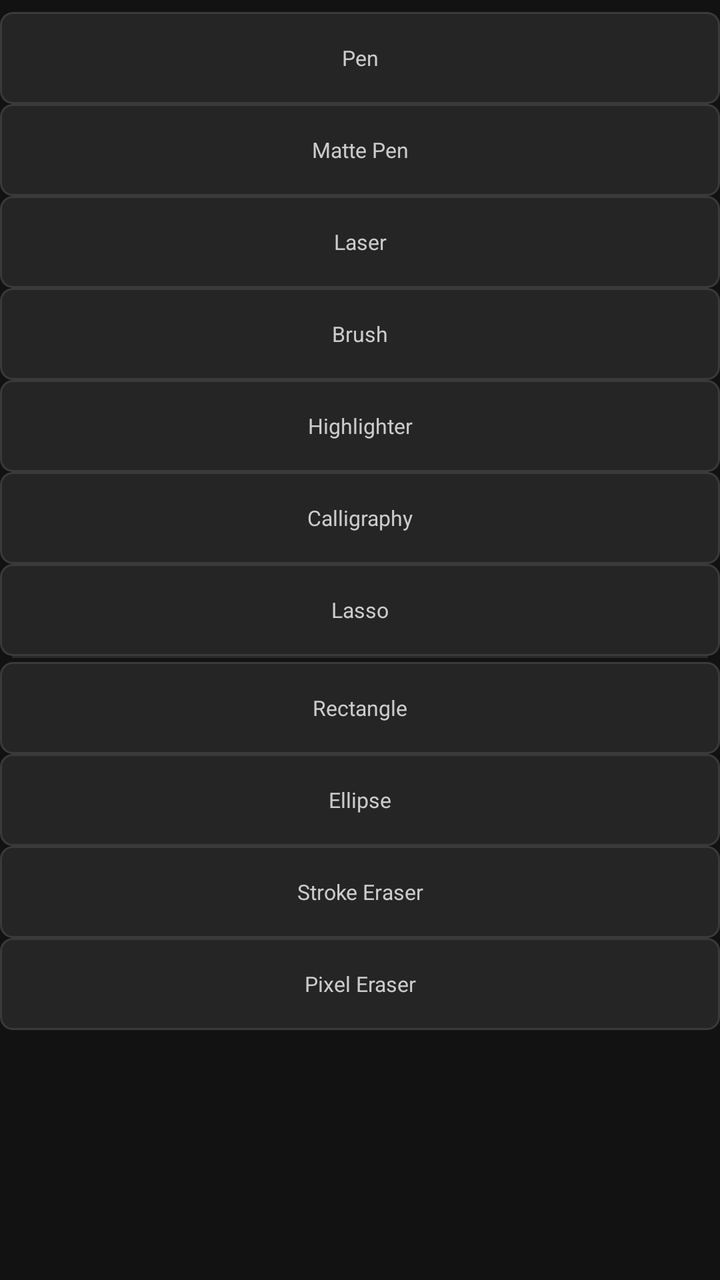
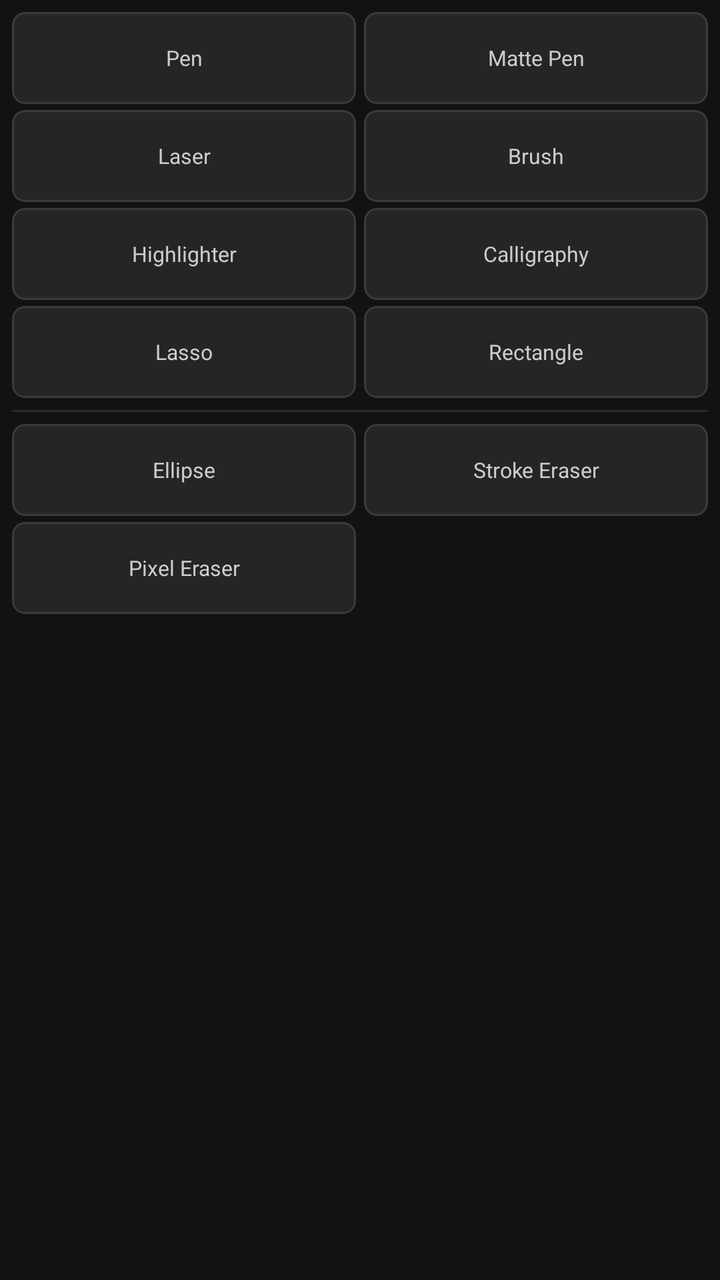

Two renders of the same Android screen: before a commit and after it. Below are the layout's source before the change and the commit's diff.
<!-- AndroidManifest.xml: application theme Theme.DrawAnywhere -->
<!-- res/layout/panel_tools_page1.xml -->
<?xml version="1.0" encoding="utf-8"?>
<ScrollView
    xmlns:android="http://schemas.android.com/apk/res/android"
    android:layout_width="match_parent"
    android:layout_height="match_parent"
    android:scrollbars="none"
    android:overScrollMode="never">

    <LinearLayout
        android:layout_width="match_parent"
        android:layout_height="wrap_content"
        android:orientation="vertical"
        android:paddingTop="6dp"
        android:paddingBottom="6dp">

        <TextView android:id="@+id/tool_pen" style="@style/Widget.DrawAnywhere.ToolRow" android:text="@string/tool_pen"/>
        <TextView android:id="@+id/tool_matte_pen" style="@style/Widget.DrawAnywhere.ToolRow" android:text="@string/tool_matte_pen"/>
        <TextView android:id="@+id/tool_laser" style="@style/Widget.DrawAnywhere.ToolRow" android:text="@string/tool_laser"/>
        <TextView android:id="@+id/tool_brush" style="@style/Widget.DrawAnywhere.ToolRow" android:text="@string/tool_brush"/>
        <TextView android:id="@+id/tool_highlighter" style="@style/Widget.DrawAnywhere.ToolRow" android:text="@string/tool_highlighter"/>
        <TextView android:id="@+id/tool_calligraphy" style="@style/Widget.DrawAnywhere.ToolRow" android:text="@string/tool_calligraphy"/>
        <TextView android:id="@+id/tool_lasso" style="@style/Widget.DrawAnywhere.ToolRow" android:text="@string/tool_lasso"/>

        <View
            android:layout_width="match_parent"
            android:layout_height="1dp"
            android:background="@color/panel_section_divider"
            android:layout_marginStart="6dp"
            android:layout_marginEnd="6dp"
            android:layout_marginBottom="2dp" />

        <TextView android:id="@+id/tool_rectangle" style="@style/Widget.DrawAnywhere.ToolRow" android:text="@string/tool_rectangle"/>
        <TextView android:id="@+id/tool_ellipse" style="@style/Widget.DrawAnywhere.ToolRow" android:text="@string/tool_ellipse"/>
        <TextView android:id="@+id/tool_stroke_eraser" style="@style/Widget.DrawAnywhere.ToolRow" android:text="@string/tool_stroke_eraser"/>
        <TextView android:id="@+id/tool_pixel_eraser" style="@style/Widget.DrawAnywhere.ToolRow" android:text="@string/tool_pixel_eraser"/>

    </LinearLayout>
</ScrollView>
<!-- resources referenced by this layout -->
<resources>
  <color name="panel_section_divider">#FF2A2A2A</color>
  <string name="tool_brush">Brush</string>
  <string name="tool_calligraphy">Calligraphy</string>
  <string name="tool_ellipse">Ellipse</string>
  <string name="tool_highlighter">Highlighter</string>
  <string name="tool_laser">Laser</string>
  <string name="tool_lasso">Lasso</string>
  <string name="tool_matte_pen">Matte Pen</string>
  <string name="tool_pen">Pen</string>
  <string name="tool_pixel_eraser">Pixel Eraser</string>
  <string name="tool_rectangle">Rectangle</string>
  <string name="tool_stroke_eraser">Stroke Eraser</string>
  <style name="Widget.DrawAnywhere.ToolRow" parent="Widget.DrawAnywhere">
          <item name="android:layout_width">match_parent</item>
          <item name="android:layout_height">46dp</item>
          <item name="android:gravity">center</item>
          <item name="android:textSize">10.5sp</item>
          <item name="android:textColor">@color/tool_item_text_default</item>
          <item name="android:background">@drawable/bg_tool_item_default</item>
          <item name="android:fontFamily">sans-serif</item>
      </style>
  <style name="Theme.DrawAnywhere" parent="Theme.MaterialComponents.DayNight.NoActionBar">
          <item name="colorPrimary">@color/colorPrimary</item>
          <item name="colorPrimaryVariant">@color/colorPrimaryVariant</item>
          <item name="colorOnPrimary">@color/colorOnPrimary</item>
          <item name="colorSecondary">@color/colorSecondary</item>
          <item name="colorOnSecondary">@color/colorOnSecondary</item>
          <item name="colorError">@color/colorError</item>
          <item name="colorOnError">@color/colorOnError</item>
          <item name="colorSurface">@color/colorSurface</item>
          <item name="colorOnSurface">@color/colorOnSurface</item>
          <item name="android:colorBackground">@color/colorBackground</item>
          <item name="android:windowBackground">@color/colorBackground</item>
          <item name="android:statusBarColor">@android:color/transparent</item>
          <item name="android:navigationBarColor">@android:color/transparent</item>
          <item name="android:windowDrawsSystemBarBackgrounds">true</item>
      </style>
  <style name="Widget.DrawAnywhere" parent="android:Widget" />
  <color name="tool_item_text_default">#FFCCCCCC</color>
  <!-- drawable bg_tool_item_default (drawable) -->
  <?xml version="1.0" encoding="utf-8"?>
  <shape xmlns:android="http://schemas.android.com/apk/res/android"
      android:shape="rectangle">
  
      <solid android:color="@color/tool_item_default_bg" />
  
      <corners android:radius="6dp" />
  
      <stroke
          android:width="1dp"
          android:color="@color/tool_item_default_border" />
  
  </shape>
  <color name="colorPrimary">#FFB73A3A</color>
  <color name="colorPrimaryVariant">#FF8B0000</color>
  <color name="colorOnPrimary">#FFFFFFFF</color>
  <color name="colorSecondary">#FF444444</color>
  <color name="colorOnSecondary">#FFFFFFFF</color>
  <color name="colorError">#FFCF6679</color>
  <color name="colorOnError">#FF000000</color>
  <color name="colorSurface">#FF1C1C1C</color>
  <color name="colorOnSurface">#FFFFFFFF</color>
  <color name="colorBackground">#FF121212</color>
  <color name="tool_item_default_bg">#FF252525</color>
  <color name="tool_item_default_border">#FF3A3A3A</color>
</resources>

<!-- the commit's change to res/layout/panel_tools_page1.xml (unified diff, before → after) -->
@@ -11,28 +11,45 @@
         android:layout_height="wrap_content"
         android:orientation="vertical"
         android:paddingTop="6dp"
-        android:paddingBottom="6dp">
+        android:paddingBottom="6dp"
+        android:paddingStart="6dp"
+        android:paddingEnd="6dp">
 
-        <TextView android:id="@+id/tool_pen" style="@style/Widget.DrawAnywhere.ToolRow" android:text="@string/tool_pen"/>
-        <TextView android:id="@+id/tool_matte_pen" style="@style/Widget.DrawAnywhere.ToolRow" android:text="@string/tool_matte_pen"/>
-        <TextView android:id="@+id/tool_laser" style="@style/Widget.DrawAnywhere.ToolRow" android:text="@string/tool_laser"/>
-        <TextView android:id="@+id/tool_brush" style="@style/Widget.DrawAnywhere.ToolRow" android:text="@string/tool_brush"/>
-        <TextView android:id="@+id/tool_highlighter" style="@style/Widget.DrawAnywhere.ToolRow" android:text="@string/tool_highlighter"/>
-        <TextView android:id="@+id/tool_calligraphy" style="@style/Widget.DrawAnywhere.ToolRow" android:text="@string/tool_calligraphy"/>
-        <TextView android:id="@+id/tool_lasso" style="@style/Widget.DrawAnywhere.ToolRow" android:text="@string/tool_lasso"/>
+        <LinearLayout android:layout_width="match_parent" android:layout_height="wrap_content" android:orientation="horizontal" android:layout_marginBottom="3dp">
+            <TextView android:id="@+id/tool_pen" style="@style/Widget.DrawAnywhere.ToolRow" android:layout_width="0dp" android:layout_weight="1" android:layout_marginEnd="2dp" android:text="@string/tool_pen"/>
+            <TextView android:id="@+id/tool_matte_pen" style="@style/Widget.DrawAnywhere.ToolRow" android:layout_width="0dp" android:layout_weight="1" android:layout_marginStart="2dp" android:text="@string/tool_matte_pen"/>
+        </LinearLayout>
+
+        <LinearLayout android:layout_width="match_parent" android:layout_height="wrap_content" android:orientation="horizontal" android:layout_marginBottom="3dp">
+            <TextView android:id="@+id/tool_laser" style="@style/Widget.DrawAnywhere.ToolRow" android:layout_width="0dp" android:layout_weight="1" android:layout_marginEnd="2dp" android:text="@string/tool_laser"/>
+            <TextView android:id="@+id/tool_brush" style="@style/Widget.DrawAnywhere.ToolRow" android:layout_width="0dp" android:layout_weight="1" android:layout_marginStart="2dp" android:text="@string/tool_brush"/>
+        </LinearLayout>
+
+        <LinearLayout android:layout_width="match_parent" android:layout_height="wrap_content" android:orientation="horizontal" android:layout_marginBottom="3dp">
+            <TextView android:id="@+id/tool_highlighter" style="@style/Widget.DrawAnywhere.ToolRow" android:layout_width="0dp" android:layout_weight="1" android:layout_marginEnd="2dp" android:text="@string/tool_highlighter"/>
+            <TextView android:id="@+id/tool_calligraphy" style="@style/Widget.DrawAnywhere.ToolRow" android:layout_width="0dp" android:layout_weight="1" android:layout_marginStart="2dp" android:text="@string/tool_calligraphy"/>
+        </LinearLayout>
+
+        <LinearLayout android:layout_width="match_parent" android:layout_height="wrap_content" android:orientation="horizontal" android:layout_marginBottom="6dp">
+            <TextView android:id="@+id/tool_lasso" style="@style/Widget.DrawAnywhere.ToolRow" android:layout_width="0dp" android:layout_weight="1" android:layout_marginEnd="2dp" android:text="@string/tool_lasso"/>
+            <TextView android:id="@+id/tool_rectangle" style="@style/Widget.DrawAnywhere.ToolRow" android:layout_width="0dp" android:layout_weight="1" android:layout_marginStart="2dp" android:text="@string/tool_rectangle"/>
+        </LinearLayout>
 
         <View
             android:layout_width="match_parent"
             android:layout_height="1dp"
             android:background="@color/panel_section_divider"
-            android:layout_marginStart="6dp"
-            android:layout_marginEnd="6dp"
-            android:layout_marginBottom="2dp" />
+            android:layout_marginBottom="6dp" />
 
-        <TextView android:id="@+id/tool_rectangle" style="@style/Widget.DrawAnywhere.ToolRow" android:text="@string/tool_rectangle"/>
-        <TextView android:id="@+id/tool_ellipse" style="@style/Widget.DrawAnywhere.ToolRow" android:text="@string/tool_ellipse"/>
-        <TextView android:id="@+id/tool_stroke_eraser" style="@style/Widget.DrawAnywhere.ToolRow" android:text="@string/tool_stroke_eraser"/>
-        <TextView android:id="@+id/tool_pixel_eraser" style="@style/Widget.DrawAnywhere.ToolRow" android:text="@string/tool_pixel_eraser"/>
+        <LinearLayout android:layout_width="match_parent" android:layout_height="wrap_content" android:orientation="horizontal" android:layout_marginBottom="3dp">
+            <TextView android:id="@+id/tool_ellipse" style="@style/Widget.DrawAnywhere.ToolRow" android:layout_width="0dp" android:layout_weight="1" android:layout_marginEnd="2dp" android:text="@string/tool_ellipse"/>
+            <TextView android:id="@+id/tool_stroke_eraser" style="@style/Widget.DrawAnywhere.ToolRow" android:layout_width="0dp" android:layout_weight="1" android:layout_marginStart="2dp" android:text="@string/tool_stroke_eraser"/>
+        </LinearLayout>
+
+        <LinearLayout android:layout_width="match_parent" android:layout_height="wrap_content" android:orientation="horizontal">
+            <TextView android:id="@+id/tool_pixel_eraser" style="@style/Widget.DrawAnywhere.ToolRow" android:layout_width="0dp" android:layout_weight="1" android:layout_marginEnd="2dp" android:text="@string/tool_pixel_eraser"/>
+            <View android:layout_width="0dp" android:layout_height="46dp" android:layout_weight="1" android:layout_marginStart="2dp" android:background="@android:color/transparent"/>
+        </LinearLayout>
 
     </LinearLayout>
 </ScrollView>
